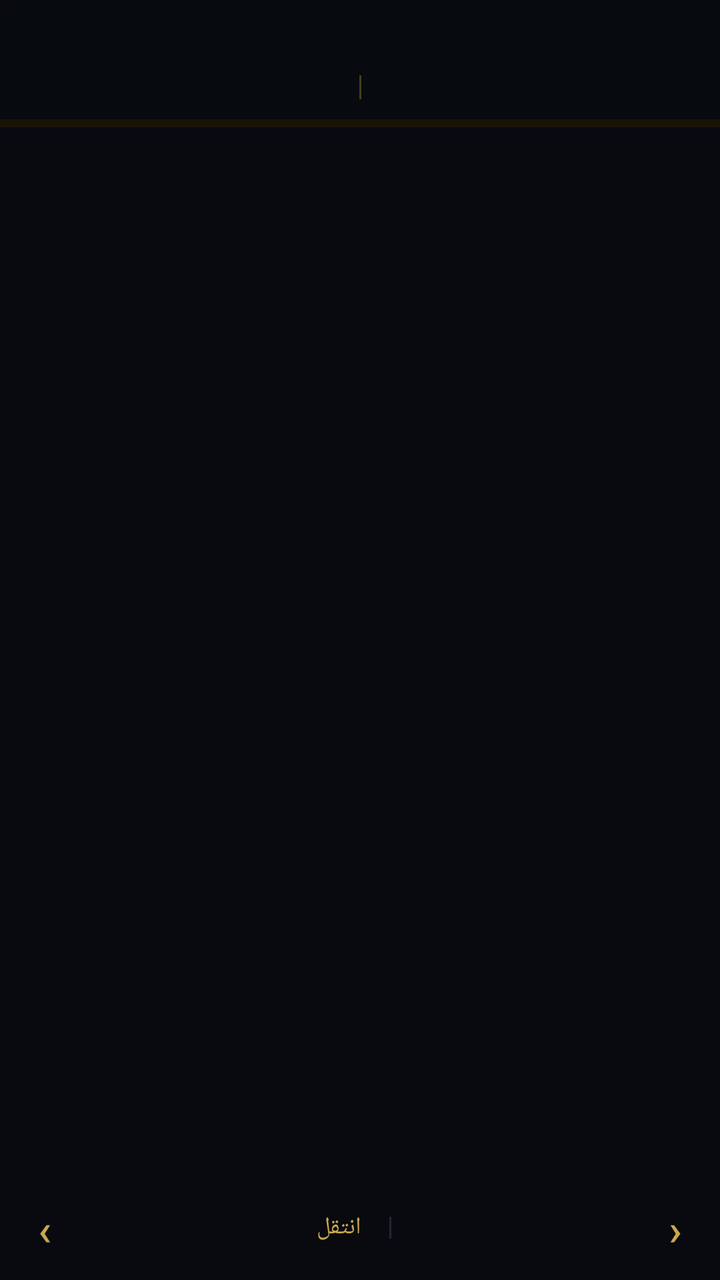
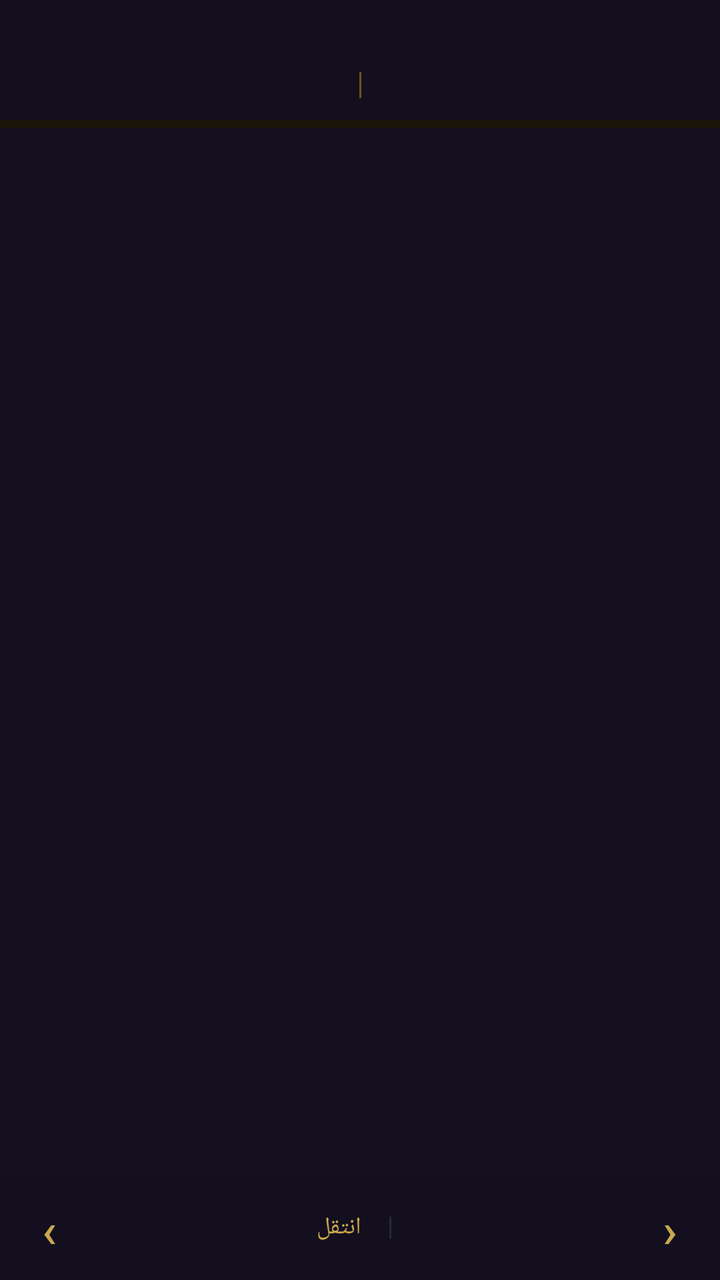

The first picture is an Android layout as it rendered before a commit; the second is the same layout after the commit. The layout source and the unified diff follow.
<!-- AndroidManifest.xml: application theme Theme.QuranBuilder -->
<!-- res/layout/fragment_mushaf.xml -->
<?xml version="1.0" encoding="utf-8"?>
<FrameLayout
    xmlns:android="http://schemas.android.com/apk/res/android"
    xmlns:app="http://schemas.android.com/apk/res-auto"
    android:layout_width="match_parent"
    android:layout_height="match_parent"
    android:background="#080A10">

    
    <androidx.viewpager2.widget.ViewPager2
        android:id="@+id/viewPager"
        android:layout_width="match_parent"
        android:layout_height="match_parent"
        android:paddingTop="76dp"
        android:paddingBottom="52dp"
        android:clipToPadding="false" />

    
    
    
    
    <LinearLayout
        android:id="@+id/mushafTopBar"
        android:layout_width="match_parent"
        android:layout_height="wrap_content"
        android:orientation="vertical"
        android:background="#CC080A10"
        android:elevation="4dp">

        <LinearLayout
            android:layout_width="match_parent"
            android:layout_height="wrap_content"
            android:orientation="horizontal"
            android:layoutDirection="rtl"
            android:gravity="center_vertical"
            android:paddingTop="36dp"
            android:paddingBottom="8dp"
            android:paddingHorizontal="18dp">

            
            <TextView
                android:id="@+id/tvTopSurahNames"
                android:layout_width="0dp"
                android:layout_height="wrap_content"
                android:layout_weight="1"
                android:textColor="#C9A84C"
                android:textSize="12sp"
                android:fontFamily="serif"
                android:gravity="end"
                android:maxLines="1"
                android:ellipsize="end" />

            <View
                android:layout_width="1dp"
                android:layout_height="12dp"
                android:layout_marginHorizontal="12dp"
                android:background="#5A4A20"
                android:alpha="0.8" />

            
            <TextView
                android:id="@+id/tvTopJuzName"
                android:layout_width="0dp"
                android:layout_height="wrap_content"
                android:layout_weight="1"
                android:textColor="#C9A84C"
                android:textSize="12sp"
                android:fontFamily="serif"
                android:gravity="start"
                android:maxLines="1"
                android:ellipsize="end" />

        </LinearLayout>

        
        <com.google.android.material.progressindicator.LinearProgressIndicator
            android:id="@+id/mushafTopProgress"
            android:layout_width="match_parent"
            android:layout_height="2dp"
            app:trackCornerRadius="0dp"
            app:indicatorColor="#C9A84C"
            app:trackColor="#1A1408"
            android:progress="0" />

    </LinearLayout>

    
    
    
    <LinearLayout
        android:id="@+id/mushafBottomBar"
        android:layout_width="match_parent"
        android:layout_height="52dp"
        android:layout_gravity="bottom"
        android:orientation="horizontal"
        android:layoutDirection="rtl"
        android:gravity="center_vertical"
        android:background="#CC080A10"
        android:paddingHorizontal="4dp">

        <com.google.android.material.button.MaterialButton
            android:id="@+id/btnMushafPrev"
            android:layout_width="wrap_content"
            android:layout_height="wrap_content"
            android:text="‹"
            android:textSize="22sp"
            style="@style/Widget.MaterialComponents.Button.TextButton"
            android:textColor="#C9A84C"
            android:minWidth="0dp"
            android:paddingHorizontal="14dp" />

        
        <LinearLayout
            android:layout_width="0dp"
            android:layout_height="wrap_content"
            android:layout_weight="1"
            android:orientation="horizontal"
            android:gravity="center">

            <TextView
                android:id="@+id/tvMushafPageNum"
                android:layout_width="wrap_content"
                android:layout_height="wrap_content"
                android:textColor="#50546A"
                android:textSize="12sp"
                android:fontFamily="sans-serif" />

            <View
                android:layout_width="1dp"
                android:layout_height="11dp"
                android:layout_marginHorizontal="10dp"
                android:background="#252535" />

            <TextView
                android:id="@+id/btnMushafJump"
                android:layout_width="wrap_content"
                android:layout_height="wrap_content"
                android:text="انتقل"
                android:textColor="#C9A84C"
                android:textSize="12sp"
                android:fontFamily="serif"
                android:paddingHorizontal="4dp" />

        </LinearLayout>

        <com.google.android.material.button.MaterialButton
            android:id="@+id/btnMushafNext"
            android:layout_width="wrap_content"
            android:layout_height="wrap_content"
            android:text="›"
            android:textSize="22sp"
            style="@style/Widget.MaterialComponents.Button.TextButton"
            android:textColor="#C9A84C"
            android:minWidth="0dp"
            android:paddingHorizontal="14dp" />

    </LinearLayout>

    
    <LinearLayout
        android:id="@+id/tvMushafEmpty"
        android:layout_width="match_parent"
        android:layout_height="match_parent"
        android:orientation="vertical"
        android:gravity="center"
        android:visibility="gone">

        <TextView
            android:layout_width="wrap_content"
            android:layout_height="wrap_content"
            android:text="﴿ المصحف فارغ ﴾"
            android:textColor="#7A6530"
            android:textSize="22sp"
            android:fontFamily="serif" />

        <TextView
            android:layout_width="wrap_content"
            android:layout_height="wrap_content"
            android:layout_marginTop="14dp"
            android:text="أضف سوراً وآيات أولاً من تبويب الإضافة"
            android:textColor="#484C64"
            android:textSize="14sp"
            android:gravity="center" />

    </LinearLayout>

</FrameLayout>
<!-- resources referenced by this layout -->
<resources>
  <style name="Theme.QuranBuilder" parent="Theme.MaterialComponents.DayNight.NoActionBar">
          <item name="colorPrimary">@color/gold_primary</item>
          <item name="colorPrimaryVariant">@color/gold_dim</item>
          <item name="colorOnPrimary">@color/bg_primary</item>
          <item name="colorSecondary">@color/green_accent</item>
          <item name="colorOnSecondary">@color/bg_primary</item>
          <item name="android:colorBackground">@color/bg_primary</item>
          <item name="colorSurface">@color/bg_surface</item>
          <item name="colorOnSurface">@color/text_primary</item>
          <item name="android:windowLightStatusBar">false</item>
          <item name="android:statusBarColor">@color/bg_surface</item>
          <item name="android:navigationBarColor">@color/bg_surface</item>
          <item name="android:textColorPrimary">@color/text_primary</item>
          <item name="android:textColorSecondary">@color/text_secondary</item>
          <item name="materialAlertDialogTheme">@style/ThemeOverlay.App.MaterialAlertDialog</item>
      </style>
  <color name="gold_primary">#C9A84C</color>
  <color name="gold_dim">#7A6530</color>
  <color name="bg_primary">#0D0F18</color>
  <color name="green_accent">#4ADE80</color>
  <color name="bg_surface">#141720</color>
  <color name="text_primary">#EEE8D5</color>
  <color name="text_secondary">#8B8FA8</color>
  <style name="ThemeOverlay.App.MaterialAlertDialog" parent="ThemeOverlay.MaterialComponents.MaterialAlertDialog">
          <item name="android:background">@color/bg_card</item>
          <item name="colorOnSurface">@color/text_primary</item>
          <item name="buttonBarPositiveButtonStyle">@style/PositiveButtonStyle</item>
      </style>
  <color name="bg_card">#1A1E2E</color>
  <style name="PositiveButtonStyle" parent="Widget.MaterialComponents.Button.TextButton.Dialog">
          <item name="android:textColor">#EF4444</item>
      </style>
</resources>

<!-- the commit's change to res/layout/fragment_mushaf.xml (unified diff, before → after) -->
@@ -4,17 +4,18 @@
     xmlns:app="http://schemas.android.com/apk/res-auto"
     android:layout_width="match_parent"
     android:layout_height="match_parent"
-    android:background="#080A10">
+    android:background="#141020">
 
     
     <androidx.viewpager2.widget.ViewPager2
         android:id="@+id/viewPager"
         android:layout_width="match_parent"
         android:layout_height="match_parent"
-        android:paddingTop="76dp"
+        android:paddingTop="74dp"
         android:paddingBottom="52dp"
         android:clipToPadding="false" />
 
+    
     
     
     
@@ -24,7 +25,7 @@
         android:layout_width="match_parent"
         android:layout_height="wrap_content"
         android:orientation="vertical"
-        android:background="#CC080A10"
+        android:background="#DD141020"
         android:elevation="4dp">
 
         <LinearLayout
@@ -33,9 +34,9 @@
             android:orientation="horizontal"
             android:layoutDirection="rtl"
             android:gravity="center_vertical"
-            android:paddingTop="36dp"
-            android:paddingBottom="8dp"
-            android:paddingHorizontal="18dp">
+            android:paddingTop="34dp"
+            android:paddingBottom="9dp"
+            android:paddingHorizontal="20dp">
 
             
             <TextView
@@ -44,7 +45,7 @@
                 android:layout_height="wrap_content"
                 android:layout_weight="1"
                 android:textColor="#C9A84C"
-                android:textSize="12sp"
+                android:textSize="13sp"
                 android:fontFamily="serif"
                 android:gravity="end"
                 android:maxLines="1"
@@ -52,10 +53,9 @@
 
             <View
                 android:layout_width="1dp"
-                android:layout_height="12dp"
-                android:layout_marginHorizontal="12dp"
-                android:background="#5A4A20"
-                android:alpha="0.8" />
+                android:layout_height="13dp"
+                android:layout_marginHorizontal="14dp"
+                android:background="#6A5520" />
 
             
             <TextView
@@ -64,7 +64,7 @@
                 android:layout_height="wrap_content"
                 android:layout_weight="1"
                 android:textColor="#C9A84C"
-                android:textSize="12sp"
+                android:textSize="13sp"
                 android:fontFamily="serif"
                 android:gravity="start"
                 android:maxLines="1"
@@ -95,19 +95,20 @@
         android:orientation="horizontal"
         android:layoutDirection="rtl"
         android:gravity="center_vertical"
-        android:background="#CC080A10"
+        android:background="#DD141020"
         android:paddingHorizontal="4dp">
 
+        
         <com.google.android.material.button.MaterialButton
             android:id="@+id/btnMushafPrev"
             android:layout_width="wrap_content"
             android:layout_height="wrap_content"
             android:text="‹"
-            android:textSize="22sp"
+            android:textSize="24sp"
             style="@style/Widget.MaterialComponents.Button.TextButton"
             android:textColor="#C9A84C"
             android:minWidth="0dp"
-            android:paddingHorizontal="14dp" />
+            android:paddingHorizontal="16dp" />
 
         
         <LinearLayout
@@ -122,14 +123,13 @@
                 android:layout_width="wrap_content"
                 android:layout_height="wrap_content"
                 android:textColor="#50546A"
-                android:textSize="12sp"
-                android:fontFamily="sans-serif" />
+                android:textSize="12sp" />
 
             <View
                 android:layout_width="1dp"
                 android:layout_height="11dp"
                 android:layout_marginHorizontal="10dp"
-                android:background="#252535" />
+                android:background="#282838" />
 
             <TextView
                 android:id="@+id/btnMushafJump"
@@ -143,16 +143,17 @@
 
         </LinearLayout>
 
+        
         <com.google.android.material.button.MaterialButton
             android:id="@+id/btnMushafNext"
             android:layout_width="wrap_content"
             android:layout_height="wrap_content"
             android:text="›"
-            android:textSize="22sp"
+            android:textSize="24sp"
             style="@style/Widget.MaterialComponents.Button.TextButton"
             android:textColor="#C9A84C"
             android:minWidth="0dp"
-            android:paddingHorizontal="14dp" />
+            android:paddingHorizontal="16dp" />
 
     </LinearLayout>
 
@@ -169,7 +170,7 @@
             android:layout_width="wrap_content"
             android:layout_height="wrap_content"
             android:text="﴿ المصحف فارغ ﴾"
-            android:textColor="#7A6530"
+            android:textColor="#6A5520"
             android:textSize="22sp"
             android:fontFamily="serif" />
 
@@ -177,8 +178,8 @@
             android:layout_width="wrap_content"
             android:layout_height="wrap_content"
             android:layout_marginTop="14dp"
-            android:text="أضف سوراً وآيات أولاً من تبويب الإضافة"
-            android:textColor="#484C64"
+            android:text="أضف سوراً وآيات من تبويب الإضافة"
+            android:textColor="#404060"
             android:textSize="14sp"
             android:gravity="center" />
 
